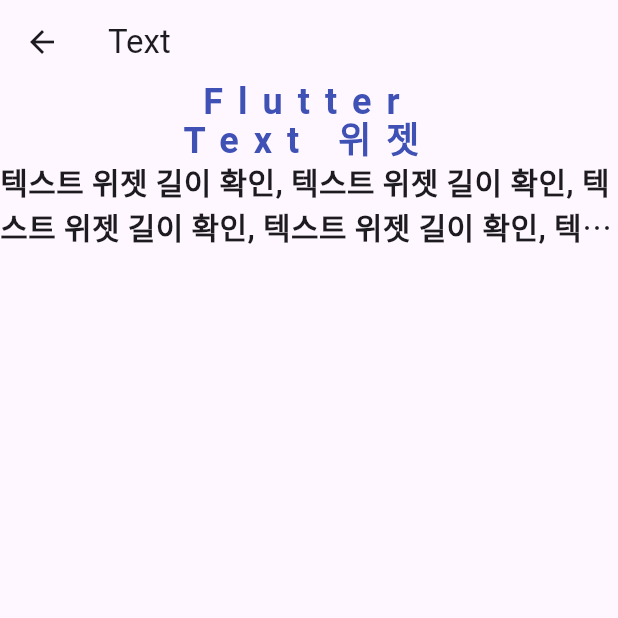
After one commit to sung-silver/flutter_online_lecture_smwu, a Flutter app: the screen it shows after launch, after a tap on "Text", on a phone screen of 412 x 824 dp, the top half of it. The commit adds this screen. Run offline on Flutter 3.47's test engine with Material 3 defaults, Android fonts, the phone set to English and light mode, and no system bars.

Commit message:
feat: 3일차 - Text 예제

```diff
--- a/lib/screen/button_screen.dart
+++ b/lib/screen/button_screen.dart
@@ -6,6 +6,7 @@ import 'package:online_lecture_smwu/screen/container/container_practice_screen.d
 import 'package:online_lecture_smwu/screen/container/container_screen.dart';
 import 'package:online_lecture_smwu/screen/row/row_practice_screen.dart';
 import 'package:online_lecture_smwu/screen/row/row_screen.dart';
+import 'package:online_lecture_smwu/screen/text/text_screen.dart';
 
 class ButtonScreen extends StatelessWidget {
   const ButtonScreen({super.key});
@@ -102,6 +103,18 @@ class ButtonScreen extends StatelessWidget {
                   ));
                 },
                 child: Text("Column, Row 심화")),
+            SizedBox(
+              height: 10,
+            ),
+            ElevatedButton(
+                onPressed: () {
+                  Navigator.push(context, MaterialPageRoute(
+                    builder: (context) {
+                      return TextScreen();
+                    },
+                  ));
+                },
+                child: Text("Text")),
           ],
         ),
       ),
--- /dev/null
+++ b/lib/screen/text/text_screen.dart
@@ -0,0 +1,39 @@
+import 'package:flutter/cupertino.dart';
+import 'package:flutter/material.dart';
+
+class TextScreen extends StatelessWidget {
+  const TextScreen({super.key});
+
+  @override
+  Widget build(BuildContext context) {
+    return Scaffold(
+      appBar: AppBar(
+        title: Text("Text"),
+      ),
+      body: Column(
+        children: [
+          Text(
+            "Flutter\nText 위젯",
+            style: TextStyle(
+                fontSize: 24,
+                fontWeight: FontWeight.bold,
+                color: Colors.indigo,
+                letterSpacing: 10, // 자간 설정
+                height: 1 // 비율로 입력 해야 함
+                ),
+            textAlign: TextAlign.center, // 텍스트 영역 내 에서만 가운데 설정
+          ),
+          Text(
+            "텍스트 위젯 길이 확인, 텍스트 위젯 길이 확인, 텍스트 위젯 길이 확인, 텍스트 위젯 길이 확인, 텍스트 위젯 길이 확인, 텍스트 위젯 길이 확인, 텍스트 위젯 길이 확인, 텍스트 위젯 길이 확인",
+            style: TextStyle(
+              fontSize: 20,
+              fontWeight: FontWeight.bold,
+            ),
+            maxLines: 2,
+            overflow: TextOverflow.ellipsis,
+          )
+        ],
+      ),
+    );
+  }
+}
```
